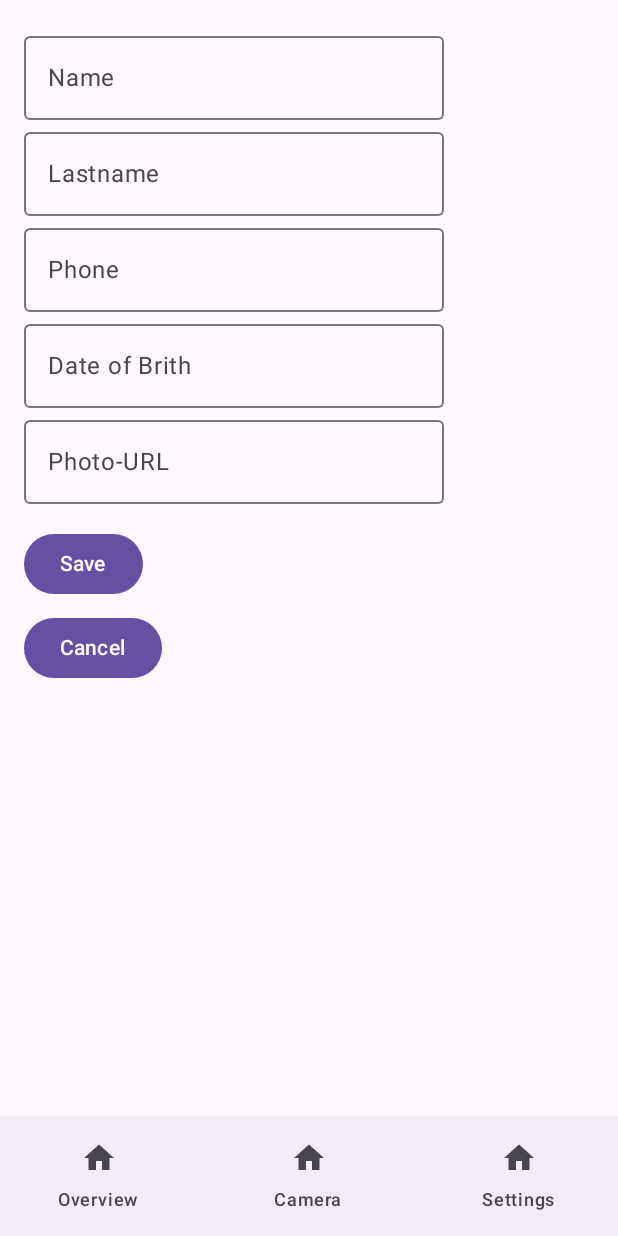
After one commit to Wupo958/App-Mobile-Development, an Android app built with Jetpack Compose: the UserEditScreen screen opened through its navigation route, on a phone screen of 412 x 824 dp. The commit adds this screen. Run offline under Robolectric (Android 15) with nearby library versions, the phone set to English and light mode, and no system bars; our stand-ins replace Room's generated code, livedata-compose; libraries missing offline, so code that uses them is left out: androidx.camera.core; network calls fail; pictures from the network do not load; 1 statement that could not run was skipped.

Commit message:
editing and creating users added

```diff
--- a/app/src/main/java/com/example/randomuserapp/MainActivity.kt
+++ b/app/src/main/java/com/example/randomuserapp/MainActivity.kt
@@ -32,6 +32,7 @@ import androidx.compose.runtime.getValue
 import kotlinx.coroutines.launch
 import android.Manifest
 import android.content.pm.PackageManager
+import com.example.randomuserapp.screens.UserEditScreen
 
 @androidx.camera.core.ExperimentalGetImage
 class MainActivity : ComponentActivity() {
@@ -84,6 +85,15 @@ fun AppNavigation(themeViewModel: ThemeViewModel) {
                     UserDetailScreen(userId, navController, themeViewModel)
                 }
             }
+            composable("create") {
+                UserEditScreen(null, navController)
+            }
+            composable("edit/{id}") { backStackEntry ->
+                val id = backStackEntry.arguments?.getString("id")?.toIntOrNull()
+                id?.let {
+                    UserEditScreen(it, navController)
+                }
+            }
         }
     }
 }
--- a/app/src/main/java/com/example/randomuserapp/data/UserDao.kt
+++ b/app/src/main/java/com/example/randomuserapp/data/UserDao.kt
@@ -23,4 +23,7 @@ interface UserDao {
 
     @Query("SELECT * FROM user_table WHERE firstName = :firstName AND lastName = :lastName AND dob = :dob LIMIT 1")
     suspend fun getByIdentity(firstName: String, lastName: String, dob: String): User?
+
+    @Update
+    suspend fun update(user: User)
 }
--- a/app/src/main/java/com/example/randomuserapp/data/UserRepository.kt
+++ b/app/src/main/java/com/example/randomuserapp/data/UserRepository.kt
@@ -56,4 +56,8 @@ class UserRepository(private val db: AppDatabase) {
             existing
         }
     }
+
+    suspend fun updateUser(user: User) {
+        db.userDao().update(user)
+    }
 }
--- /dev/null
+++ b/app/src/main/java/com/example/randomuserapp/screens/UserEditScreen.kt
@@ -0,0 +1,72 @@
+package com.example.randomuserapp.screens
+
+import androidx.compose.foundation.layout.Column
+import androidx.compose.foundation.layout.Spacer
+import androidx.compose.foundation.layout.height
+import androidx.compose.foundation.layout.padding
+import androidx.compose.material3.Button
+import androidx.compose.material3.OutlinedTextField
+import androidx.compose.material3.Text
+import androidx.compose.runtime.Composable
+import androidx.compose.runtime.LaunchedEffect
+import androidx.compose.runtime.mutableStateOf
+import androidx.compose.runtime.remember
+import androidx.compose.ui.Modifier
+import androidx.compose.ui.platform.LocalContext
+import androidx.compose.ui.unit.dp
+import androidx.navigation.NavController
+import com.example.randomuserapp.data.AppDatabase
+import com.example.randomuserapp.data.UserRepository
+import com.example.randomuserapp.user.User
+import kotlinx.coroutines.CoroutineScope
+import kotlinx.coroutines.Dispatchers
+import kotlinx.coroutines.launch
+import kotlinx.coroutines.withContext
+import androidx.compose.runtime.getValue
+import androidx.compose.runtime.setValue
+
+@Composable
+fun UserEditScreen(userId: Int?, navController: NavController) {
+    val context = LocalContext.current
+    val db = remember { AppDatabase.getDatabase(context) }
+    val repository = remember { UserRepository(db) }
+
+    var user by remember { mutableStateOf(User(0, "", "", "", "", "")) }
+
+    LaunchedEffect(userId) {
+        if (userId != null) {
+            user = repository.getUserById(userId)
+        }
+    }
+
+    // UI mit Textfeldern zum Bearbeiten
+    Column(Modifier.padding(16.dp)) {
+        OutlinedTextField(value = user.firstName, onValueChange = { user = user.copy(firstName = it) }, label = { Text("Name") })
+        OutlinedTextField(value = user.lastName, onValueChange = { user = user.copy(lastName = it) }, label = { Text("Lastname") })
+        OutlinedTextField(value = user.phone, onValueChange = { user = user.copy(phone = it) }, label = { Text("Phone") })
+        OutlinedTextField(value = user.dob, onValueChange = { user = user.copy(dob = it) }, label = { Text("Date of Brith") })
+        OutlinedTextField(value = user.photoUrl, onValueChange = { user = user.copy(photoUrl = it) }, label = { Text("Photo-URL") })
+
+        Spacer(Modifier.height(16.dp))
+
+        Button(onClick = {
+            CoroutineScope(Dispatchers.IO).launch {
+                if (userId == null) {
+                    repository.insert(user)
+                } else {
+                    repository.updateUser(user.copy(id = userId))
+                }
+                withContext(Dispatchers.Main) {
+                    navController.popBackStack()
+                }
+            }
+        }) {
+            Text("Save")
+        }
+
+        Spacer(Modifier.height(8.dp))
+        Button(onClick = { navController.popBackStack() }) {
+            Text("Cancel")
+        }
+    }
+}
--- a/app/src/main/java/com/example/randomuserapp/screens/UserOverviewScreen.kt
+++ b/app/src/main/java/com/example/randomuserapp/screens/UserOverviewScreen.kt
@@ -25,8 +25,6 @@ import com.example.randomuserapp.user.UserViewModelFactory
 
 @Composable
 fun UserOverviewScreen(navController: NavController, themeViewModel: ThemeViewModel) {
-
-
     val context = LocalContext.current
     val db = remember { AppDatabase.getDatabase(context) }
     val viewModel: UserViewModel = viewModel(
@@ -34,13 +32,22 @@ fun UserOverviewScreen(navController: NavController, themeViewModel: ThemeViewMo
     )
     val users by viewModel.users.observeAsState(emptyList())
 
-    LazyColumn(
-
+    Column(
         modifier = Modifier
             .fillMaxSize()
             .padding(16.dp)
     ) {
+        Button(
+            onClick = { navController.navigate("create") },
+            modifier = Modifier
+                .fillMaxWidth()
+                .padding(bottom = 16.dp)
+        ) {
+            Text("Create user")
+        }
 
+        // List of users
+        LazyColumn {
             items(users) { user ->
                 Card(
                     modifier = Modifier
@@ -84,3 +91,4 @@ fun UserOverviewScreen(navController: NavController, themeViewModel: ThemeViewMo
             }
         }
     }
+}
```
Also changed, not shown: app/src/main/java/com/example/randomuserapp/screens/UserDetailScreen.kt (+14 -2 lines). Lines whose indentation alone changed are shown as unchanged.
